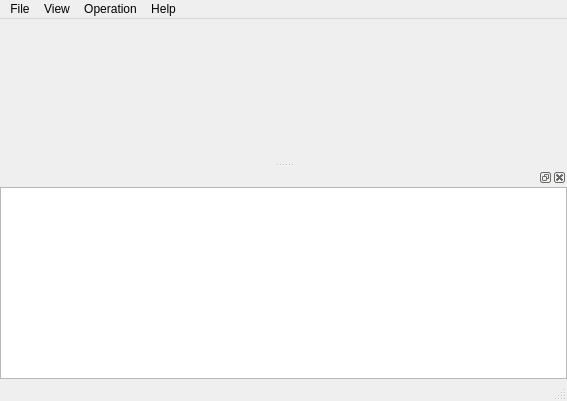
This is mainwindow.ui in haraki/farman as Qt 5 draws it before an edit. The edited form follows.
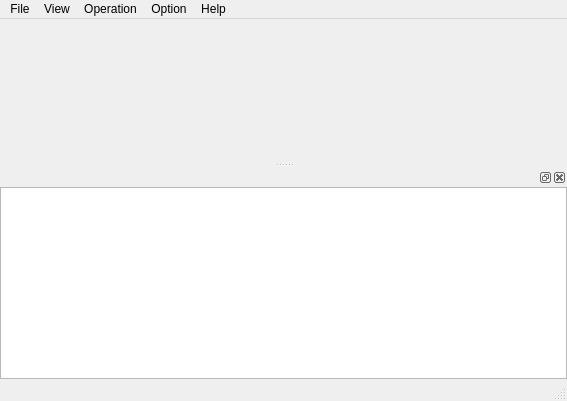
This is the edited form.

Commit message: implement Console on/off.

```diff
--- a/mainwindow.ui
+++ b/mainwindow.ui
@@ -110,9 +110,17 @@
     <addaction name="separator"/>
     <addaction name="actionAbout"/>
    </widget>
+   <widget class="QMenu" name="menuOption">
+    <property name="title">
+     <string>Option</string>
+    </property>
+    <addaction name="actionPreferences"/>
+    <addaction name="actionConsole"/>
+   </widget>
    <addaction name="menuFile"/>
    <addaction name="menuView"/>
    <addaction name="menuOperation"/>
+   <addaction name="menuOption"/>
    <addaction name="menuHelp"/>
   </widget>
   <action name="actionSinglePane">
```
Left out of the diff: 13 changed lines with no effect on the pictures. The commit also changes 2 other files.
